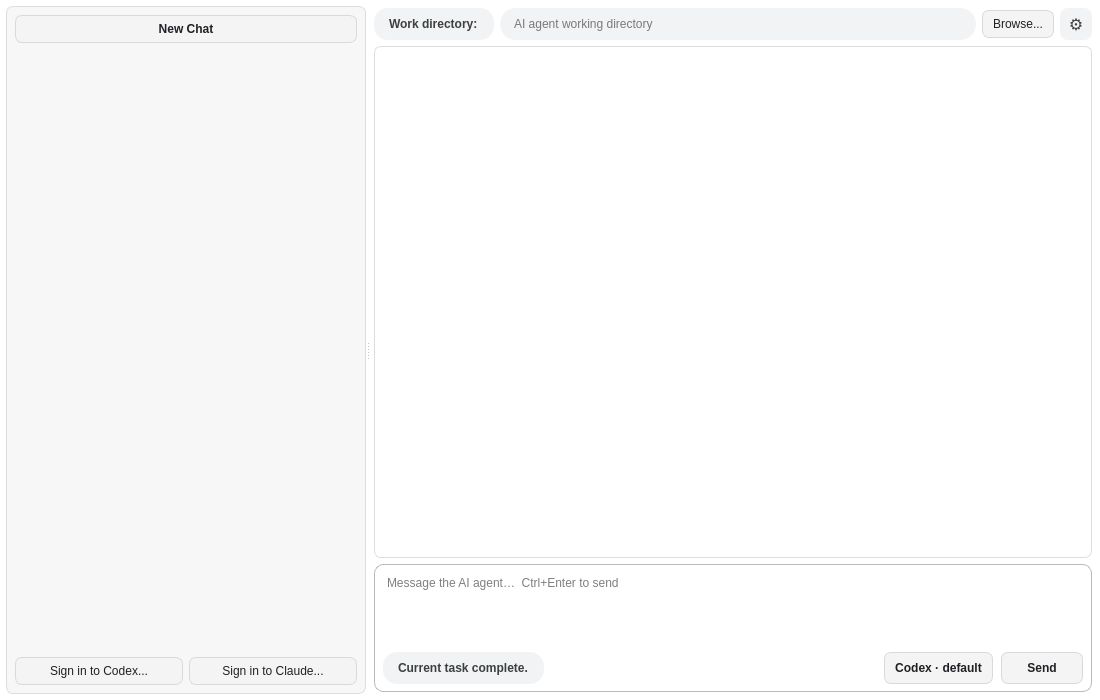
Qt form ai_agent.ui (frankyeh/DSI-Studio) before a commit.
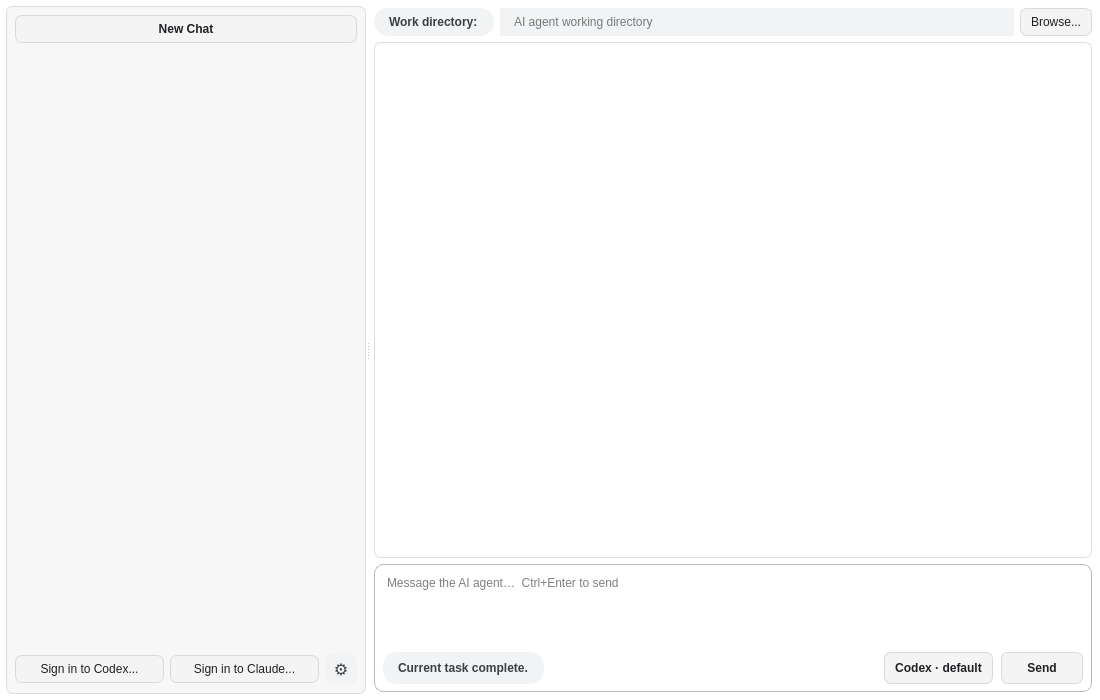
The same form after that commit. Icons and pictures are not drawn.

```diff
--- a/ai_agent.ui
+++ b/ai_agent.ui
@@ -280,6 +280,28 @@
             </property>
            </widget>
           </item>
+          <item>
+           <widget class="QPushButton" name="ai_quick_settings">
+            <property name="minimumSize">
+             <size>
+              <width>32</width>
+              <height>32</height>
+             </size>
+            </property>
+            <property name="maximumSize">
+             <size>
+              <width>32</width>
+              <height>32</height>
+             </size>
+            </property>
+            <property name="toolTip">
+             <string>AI Settings</string>
+            </property>
+            <property name="text">
+             <string>⚙</string>
+            </property>
+           </widget>
+          </item>
          </layout>
         </item>
        </layout>
@@ -360,28 +382,6 @@
             </property>
            </widget>
           </item>
-          <item>
-           <widget class="QPushButton" name="ai_quick_settings">
-            <property name="minimumSize">
-             <size>
-              <width>32</width>
-              <height>32</height>
-             </size>
-            </property>
-            <property name="maximumSize">
-             <size>
-              <width>32</width>
-              <height>32</height>
-             </size>
-            </property>
-            <property name="toolTip">
-             <string>AI Settings</string>
-            </property>
-            <property name="text">
-             <string>⚙</string>
-            </property>
-           </widget>
-          </item>
          </layout>
         </item>
         <item>
```
